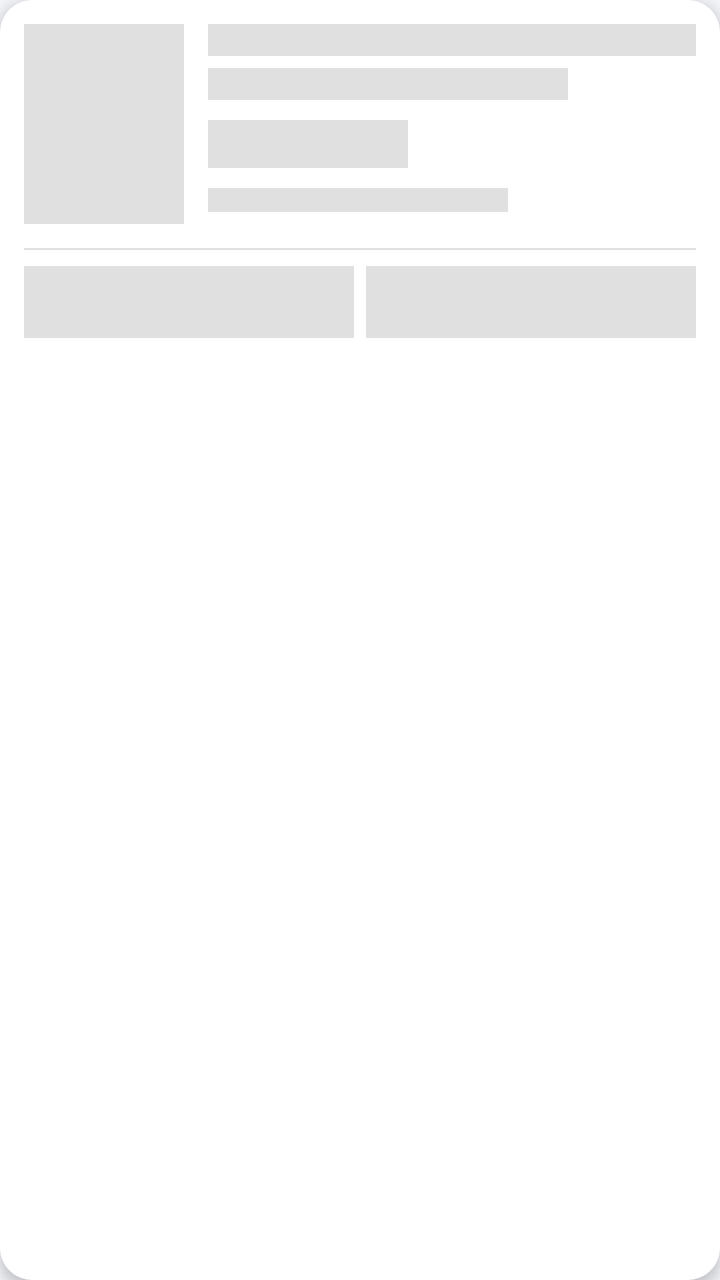
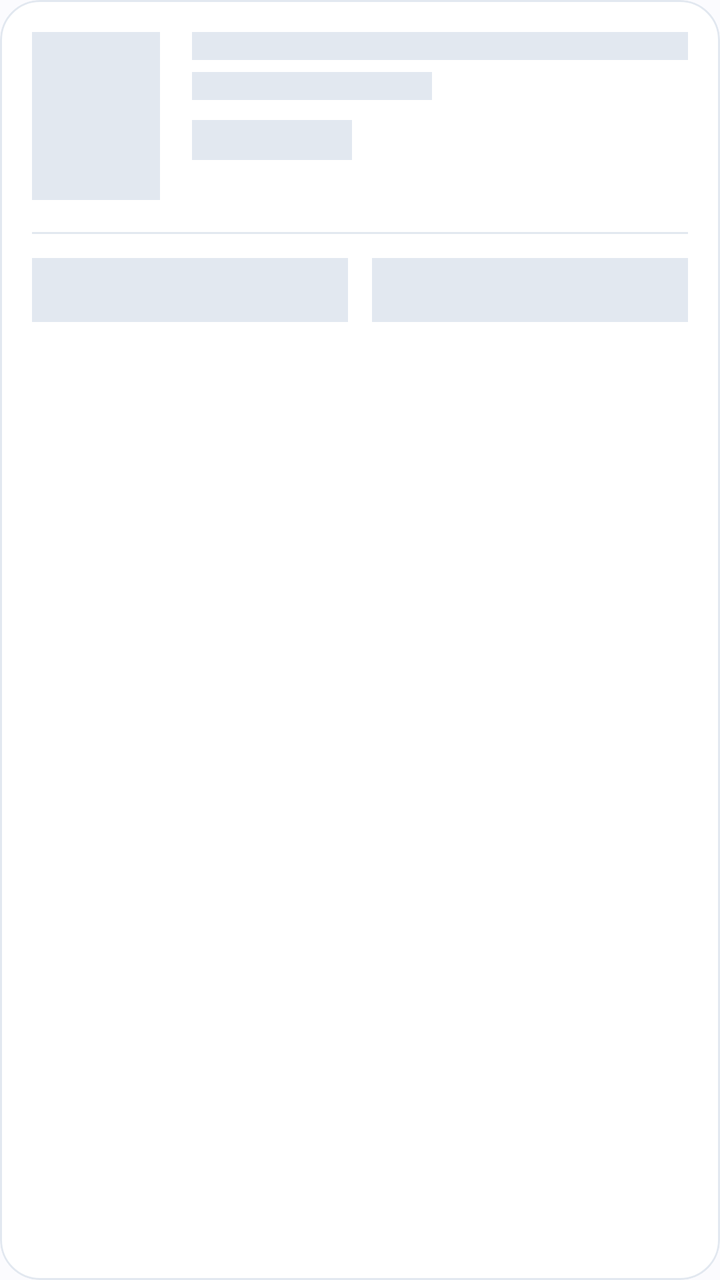

Compare the two renders of this Android layout. The source of the first and the diff that turns it into the second are given below.
<!-- AndroidManifest.xml: application theme Theme.NoteVaultDIU -->
<!-- res/layout/item_shimmer_card.xml -->
<?xml version="1.0" encoding="utf-8"?>
<androidx.cardview.widget.CardView
    xmlns:android="http://schemas.android.com/apk/res/android"
    xmlns:app="http://schemas.android.com/apk/res-auto"
    android:layout_width="match_parent"
    android:layout_height="wrap_content"
    android:layout_margin="8dp"
    app:cardCornerRadius="16dp"
    app:cardElevation="4dp"
    app:cardBackgroundColor="@color/colorSurface">

    <LinearLayout
        android:layout_width="match_parent"
        android:layout_height="wrap_content"
        android:orientation="vertical"
        android:padding="12dp">

        <LinearLayout
            android:layout_width="match_parent"
            android:layout_height="wrap_content"
            android:orientation="horizontal">

            
            <View
                android:layout_width="80dp"
                android:layout_height="100dp"
                android:background="#E0E0E0" />

            <LinearLayout
                android:layout_width="0dp"
                android:layout_height="wrap_content"
                android:layout_marginStart="12dp"
                android:layout_weight="1"
                android:orientation="vertical">

                
                <View
                    android:layout_width="match_parent"
                    android:layout_height="16dp"
                    android:background="#E0E0E0" />

                <View
                    android:layout_width="180dp"
                    android:layout_height="16dp"
                    android:layout_marginTop="6dp"
                    android:background="#E0E0E0" />

                
                <View
                    android:layout_width="100dp"
                    android:layout_height="24dp"
                    android:layout_marginTop="10dp"
                    android:background="#E0E0E0" />

                
                <View
                    android:layout_width="150dp"
                    android:layout_height="12dp"
                    android:layout_marginTop="10dp"
                    android:background="#E0E0E0" />

            </LinearLayout>
        </LinearLayout>

        
        <View
            android:layout_width="match_parent"
            android:layout_height="1dp"
            android:layout_marginTop="12dp"
            android:background="#E0E0E0" />

        
        <LinearLayout
            android:layout_width="match_parent"
            android:layout_height="36dp"
            android:layout_marginTop="8dp"
            android:orientation="horizontal">

            <View
                android:layout_width="0dp"
                android:layout_height="36dp"
                android:layout_marginEnd="6dp"
                android:layout_weight="1"
                android:background="#E0E0E0" />

            <View
                android:layout_width="0dp"
                android:layout_height="36dp"
                android:layout_weight="1"
                android:background="#E0E0E0" />

        </LinearLayout>

    </LinearLayout>

</androidx.cardview.widget.CardView>
<!-- resources referenced by this layout -->
<resources>
  <color name="colorSurface">#FFFFFF</color>
  <style name="Theme.NoteVaultDIU" parent="Theme.MaterialComponents.Light.NoActionBar">
          <item name="colorPrimary">@color/colorPrimary</item>
          <item name="colorPrimaryDark">@color/colorPrimaryDark</item>
          <item name="colorAccent">@color/colorAccent</item>
          <item name="android:windowBackground">@color/colorBackground</item>
          <item name="android:statusBarColor">@color/colorPrimaryDark</item>
          <item name="android:navigationBarColor">@color/colorSurface</item>
      </style>
  <color name="colorPrimary">#6C63FF</color>
  <color name="colorPrimaryDark">#4B44CC</color>
  <color name="colorAccent">#FF6584</color>
  <color name="colorBackground">#F5F6FA</color>
</resources>

<!-- the commit's change to res/layout/item_shimmer_card.xml (unified diff, before → after) -->
@@ -1,96 +1,90 @@
 <?xml version="1.0" encoding="utf-8"?>
-<androidx.cardview.widget.CardView
+<com.google.android.material.card.MaterialCardView
     xmlns:android="http://schemas.android.com/apk/res/android"
     xmlns:app="http://schemas.android.com/apk/res-auto"
     android:layout_width="match_parent"
     android:layout_height="wrap_content"
-    android:layout_margin="8dp"
-    app:cardCornerRadius="16dp"
-    app:cardElevation="4dp"
+    android:layout_marginHorizontal="16dp"
+    android:layout_marginVertical="8dp"
+    app:cardCornerRadius="20dp"
+    app:cardElevation="0dp"
+    app:strokeWidth="1dp"
+    app:strokeColor="@color/colorDivider"
     app:cardBackgroundColor="@color/colorSurface">
 
-    <LinearLayout
+    <androidx.constraintlayout.widget.ConstraintLayout
         android:layout_width="match_parent"
         android:layout_height="wrap_content"
-        android:orientation="vertical"
-        android:padding="12dp">
+        android:padding="16dp">
+
+        <View
+            android:id="@+id/shimmer_thumb"
+            android:layout_width="64dp"
+            android:layout_height="84dp"
+            android:background="@color/shimmer_base"
+            app:layout_constraintStart_toStartOf="parent"
+            app:layout_constraintTop_toTopOf="parent" />
+
+        <View
+            android:id="@+id/shimmer_title1"
+            android:layout_width="0dp"
+            android:layout_height="14dp"
+            android:layout_marginStart="16dp"
+            android:background="@color/shimmer_base"
+            app:layout_constraintEnd_toEndOf="parent"
+            app:layout_constraintStart_toEndOf="@id/shimmer_thumb"
+            app:layout_constraintTop_toTopOf="parent" />
+
+        <View
+            android:id="@+id/shimmer_title2"
+            android:layout_width="120dp"
+            android:layout_height="14dp"
+            android:layout_marginStart="16dp"
+            android:layout_marginTop="6dp"
+            android:background="@color/shimmer_base"
+            app:layout_constraintStart_toEndOf="@id/shimmer_thumb"
+            app:layout_constraintTop_toBottomOf="@id/shimmer_title1" />
+
+        <View
+            android:id="@+id/shimmer_chip"
+            android:layout_width="80dp"
+            android:layout_height="20dp"
+            android:layout_marginStart="16dp"
+            android:layout_marginTop="10dp"
+            android:background="@color/shimmer_base"
+            app:layout_constraintStart_toEndOf="@id/shimmer_thumb"
+            app:layout_constraintTop_toBottomOf="@id/shimmer_title2" />
+
+        <View
+            android:id="@+id/shimmer_divider"
+            android:layout_width="match_parent"
+            android:layout_height="1dp"
+            android:layout_marginTop="16dp"
+            android:background="@color/colorDivider"
+            app:layout_constraintTop_toBottomOf="@id/shimmer_thumb" />
 
         <LinearLayout
             android:layout_width="match_parent"
-            android:layout_height="wrap_content"
-            android:orientation="horizontal">
-
-            
-            <View
-                android:layout_width="80dp"
-                android:layout_height="100dp"
-                android:background="#E0E0E0" />
-
-            <LinearLayout
-                android:layout_width="0dp"
-                android:layout_height="wrap_content"
-                android:layout_marginStart="12dp"
-                android:layout_weight="1"
-                android:orientation="vertical">
-
-                
-                <View
-                    android:layout_width="match_parent"
-                    android:layout_height="16dp"
-                    android:background="#E0E0E0" />
-
-                <View
-                    android:layout_width="180dp"
-                    android:layout_height="16dp"
-                    android:layout_marginTop="6dp"
-                    android:background="#E0E0E0" />
-
-                
-                <View
-                    android:layout_width="100dp"
-                    android:layout_height="24dp"
-                    android:layout_marginTop="10dp"
-                    android:background="#E0E0E0" />
-
-                
-                <View
-                    android:layout_width="150dp"
-                    android:layout_height="12dp"
-                    android:layout_marginTop="10dp"
-                    android:background="#E0E0E0" />
-
-            </LinearLayout>
-        </LinearLayout>
-
-        
-        <View
-            android:layout_width="match_parent"
-            android:layout_height="1dp"
+            android:layout_height="32dp"
             android:layout_marginTop="12dp"
-            android:background="#E0E0E0" />
-
-        
-        <LinearLayout
-            android:layout_width="match_parent"
-            android:layout_height="36dp"
-            android:layout_marginTop="8dp"
-            android:orientation="horizontal">
+            android:orientation="horizontal"
+            app:layout_constraintTop_toBottomOf="@id/shimmer_divider">
 
             <View
                 android:layout_width="0dp"
-                android:layout_height="36dp"
-                android:layout_marginEnd="6dp"
+                android:layout_height="match_parent"
                 android:layout_weight="1"
-                android:background="#E0E0E0" />
+                android:background="@color/shimmer_base" />
 
             <View
                 android:layout_width="0dp"
-                android:layout_height="36dp"
+                android:layout_height="match_parent"
+                android:layout_marginStart="12dp"
                 android:layout_weight="1"
-                android:background="#E0E0E0" />
+                android:background="@color/shimmer_base" />
 
         </LinearLayout>
 
-    </LinearLayout>
+    </androidx.constraintlayout.widget.ConstraintLayout>
 
-</androidx.cardview.widget.CardView>
+</com.google.android.material.card.MaterialCardView>
<!-- resource entries referenced after the edit -->
@@ -1,17 +1,20 @@
 <!-- resources referenced by this layout -->
 <resources>
+  <color name="colorDivider">#E2E8F0</color>
   <color name="colorSurface">#FFFFFF</color>
+  <color name="shimmer_base">#E2E8F0</color>
   <style name="Theme.NoteVaultDIU" parent="Theme.MaterialComponents.Light.NoActionBar">
           <item name="colorPrimary">@color/colorPrimary</item>
           <item name="colorPrimaryDark">@color/colorPrimaryDark</item>
           <item name="colorAccent">@color/colorAccent</item>
           <item name="android:windowBackground">@color/colorBackground</item>
-          <item name="android:statusBarColor">@color/colorPrimaryDark</item>
+          <item name="android:statusBarColor">@color/colorBackground</item>
+          <item name="android:windowLightStatusBar">true</item>
           <item name="android:navigationBarColor">@color/colorSurface</item>
       </style>
-  <color name="colorPrimary">#6C63FF</color>
-  <color name="colorPrimaryDark">#4B44CC</color>
-  <color name="colorAccent">#FF6584</color>
-  <color name="colorBackground">#F5F6FA</color>
+  <color name="colorPrimary">#4F46E5</color>
+  <color name="colorPrimaryDark">#3730A3</color>
+  <color name="colorAccent">#F59E0B</color>
+  <color name="colorBackground">#FBFBFE</color>
 </resources>
 
